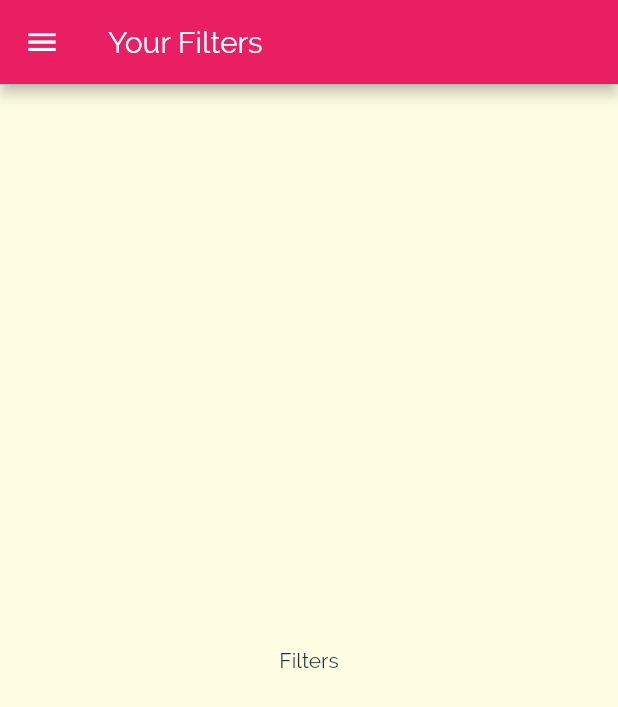
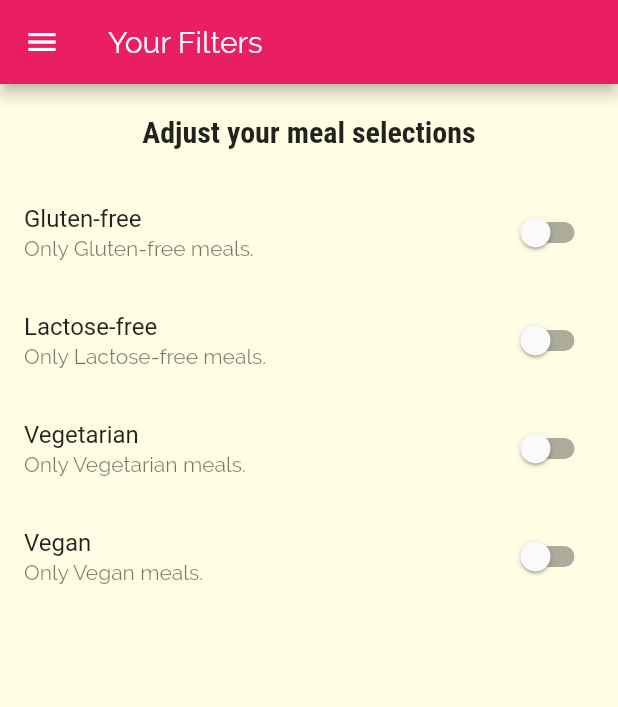
Before and after one commit to ajay1706/Food-World, a Flutter app: the FiltersScreen screen opened by its route, on a phone screen of 412 x 824 dp. Shown: the top 707 px of the screen. Run offline on Flutter 3.47's test engine with Material 2 defaults, Android fonts, the phone set to English and light mode, and no system bars.

Commit message:
adding filter switches and their logic

```diff
--- a/food_world/lib/screens/filters_screen.dart
+++ b/food_world/lib/screens/filters_screen.dart
@@ -2,8 +2,33 @@ import 'package:flutter/material.dart';
 import 'package:food_world/widgets/main_drawer.dart';
 
 
-class FiltersScreen extends StatelessWidget {
+class FiltersScreen extends StatefulWidget {
   static const routeName = '/filters';
+
+  @override
+  _FiltersScreenState createState() => _FiltersScreenState();
+}
+
+class _FiltersScreenState extends State<FiltersScreen> {
+
+  bool _glutenFree = false;
+  bool _vegetarian = false;
+  bool _vegan = false;
+  bool _lactoseFree = false;
+
+
+  // ignore: missing_return
+  Widget buildSwitchList(String title, String subTitle,bool currentValue,Function updateValue){
+   return SwitchListTile(
+        title: Text(
+       title
+    ),
+    value: currentValue,
+    subtitle: Text(subTitle),
+    onChanged: updateValue,);
+
+  }
+
 
   @override
   Widget build(BuildContext context) {
@@ -12,11 +37,50 @@ class FiltersScreen extends StatelessWidget {
         title: Text("Your Filters"),
       ),
       drawer: MainDrawer(),
-      body: Center(
-        child: Text(
-          'Filters'
-        ),
-      ),
+      body: Column(
+        children: <Widget>[
+          Container(
+            padding: EdgeInsets.all(20),
+            child: Text(
+              'Adjust your meal selections',
+              style:Theme.of(context).textTheme.title
+
+            ),
+          )
+          ,
+          Expanded(
+            child: ListView(
+              children: <Widget>[
+
+             buildSwitchList("Gluten-free", "Only Gluten-free meals. ", _glutenFree,
+                 (newValue){
+               setState(() {
+                 _glutenFree=newValue;
+               });
+                 }),
+                buildSwitchList("Lactose-free", "Only Lactose-free meals. ", _lactoseFree,
+                        (newValue){
+                      setState(() {
+                        _lactoseFree=newValue;
+                      });
+                    }),
+                buildSwitchList("Vegetarian", "Only Vegetarian meals. ", _vegetarian,
+                        (newValue){
+                      setState(() {
+                        _vegetarian=newValue;
+                      });
+                    }),
+                buildSwitchList("Vegan", "Only Vegan meals. ", _vegan,
+                        (newValue){
+                      setState(() {
+                        _vegan=newValue;
+                      });
+                    })
+              ],
+            ),
+          )
+        ],
+      )
     );
   }
 }
```
